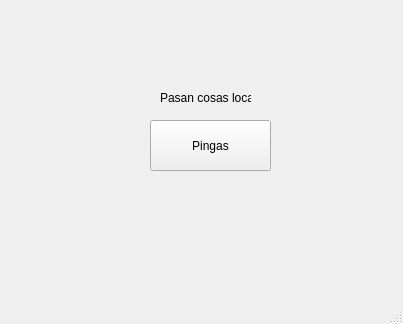
RyanG300/tarea-leanguajes-3, file main_ui.ui: the form before one commit.
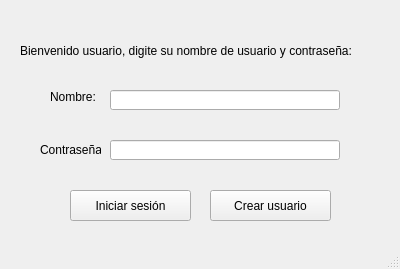
The form after the commit.

The edit to the form file:
```diff
--- a/main_ui.ui
+++ b/main_ui.ui
@@ -6,8 +6,8 @@
    <rect>
     <x>0</x>
     <y>0</y>
-    <width>403</width>
-    <height>324</height>
+    <width>400</width>
+    <height>269</height>
    </rect>
   </property>
   <property name="windowTitle">
@@ -17,39 +17,88 @@
    <widget class="QPushButton" name="pushButton">
     <property name="geometry">
      <rect>
-      <x>150</x>
-      <y>120</y>
+      <x>70</x>
+      <y>190</y>
       <width>121</width>
-      <height>51</height>
+      <height>31</height>
      </rect>
     </property>
     <property name="text">
-     <string>Pingas</string>
+     <string>Iniciar sesión</string>
     </property>
    </widget>
    <widget class="QLabel" name="label">
     <property name="geometry">
      <rect>
-      <x>160</x>
+      <x>20</x>
+      <y>40</y>
+      <width>381</width>
+      <height>21</height>
+     </rect>
+    </property>
+    <property name="text">
+     <string>Bienvenido usuario, digite su nombre de usuario y contraseña:</string>
+    </property>
+   </widget>
+   <widget class="QLabel" name="label_2">
+    <property name="geometry">
+     <rect>
+      <x>50</x>
       <y>90</y>
-      <width>91</width>
-      <height>16</height>
+      <width>47</width>
+      <height>13</height>
      </rect>
     </property>
     <property name="text">
-     <string>Pasan cosas locas</string>
+     <string>Nombre:</string>
     </property>
    </widget>
-  </widget>
-  <widget class="QMenuBar" name="menubar">
-   <property name="geometry">
-    <rect>
-     <x>0</x>
-     <y>0</y>
-     <width>403</width>
-     <height>21</height>
-    </rect>
-   </property>
+   <widget class="QLabel" name="label_3">
+    <property name="geometry">
+     <rect>
+      <x>40</x>
+      <y>140</y>
+      <width>61</width>
+      <height>20</height>
+     </rect>
+    </property>
+    <property name="text">
+     <string>Contraseña:</string>
+    </property>
+   </widget>
+   <widget class="QLineEdit" name="nombreUsuario">
+    <property name="geometry">
+     <rect>
+      <x>110</x>
+      <y>90</y>
+      <width>230</width>
+      <height>20</height>
+     </rect>
+    </property>
+   </widget>
+   <widget class="QLineEdit" name="passwordUsuario">
+    <property name="geometry">
+     <rect>
+      <x>110</x>
+      <y>140</y>
+      <width>230</width>
+      <height>20</height>
+     </rect>
+    </property>
+   </widget>
+   <widget class="QPushButton" name="crearUsuario">
+    <property name="geometry">
+     <rect>
+      <x>210</x>
+      <y>190</y>
+      <width>121</width>
+      <height>31</height>
+     </rect>
+    </property>
+    <property name="text">
+     <string>Crear usuario</string>
+    </property>
+   </widget>
   </widget>
   <widget class="QStatusBar" name="statusbar"/>
  </widget>
```
Left out of the diff: 4 changed lines with no effect on the pictures.
